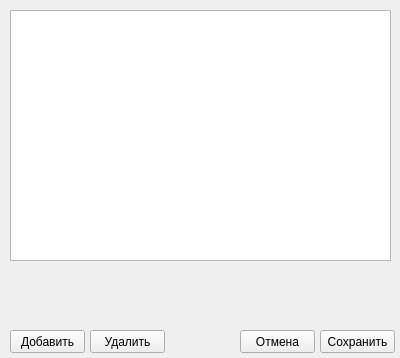
Before: the Qt Designer form configscore.ui in fumycat/qt_crs, drawn with Qt 5.
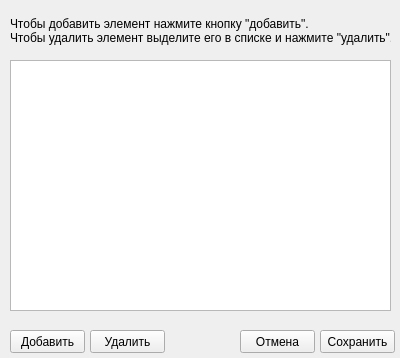
After: the same form once the commit is applied.

Commit message: added hint for configscore

```diff
--- a/configscore.ui
+++ b/configscore.ui
@@ -17,7 +17,7 @@
    <property name="geometry">
     <rect>
      <x>10</x>
-     <y>10</y>
+     <y>60</y>
      <width>381</width>
      <height>251</height>
     </rect>
@@ -75,6 +75,20 @@
     <string>Удалить</string>
    </property>
   </widget>
+  <widget class="QLabel" name="label">
+   <property name="geometry">
+    <rect>
+     <x>10</x>
+     <y>10</y>
+     <width>381</width>
+     <height>41</height>
+    </rect>
+   </property>
+   <property name="text">
+    <string>Чтобы добавить элемент нажмите кнопку &quot;добавить&quot;.
+Чтобы удалить элемент выделите его в списке и нажмите &quot;удалить&quot;.</string>
+   </property>
+  </widget>
  </widget>
  <resources/>
  <connections/>
```
